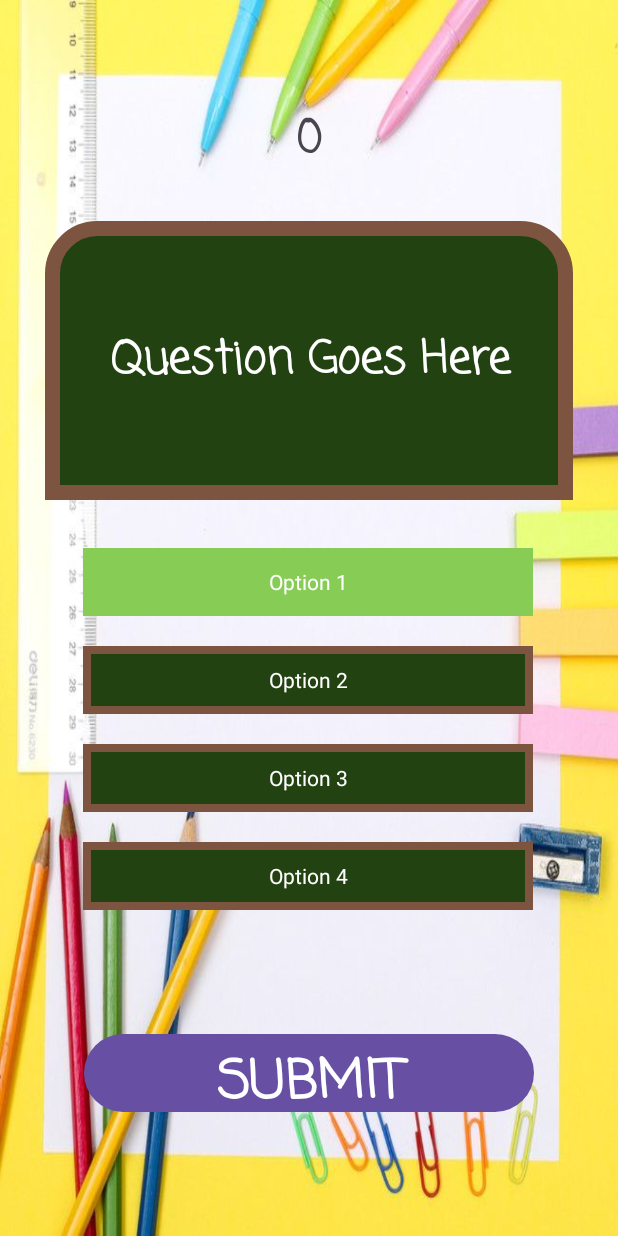
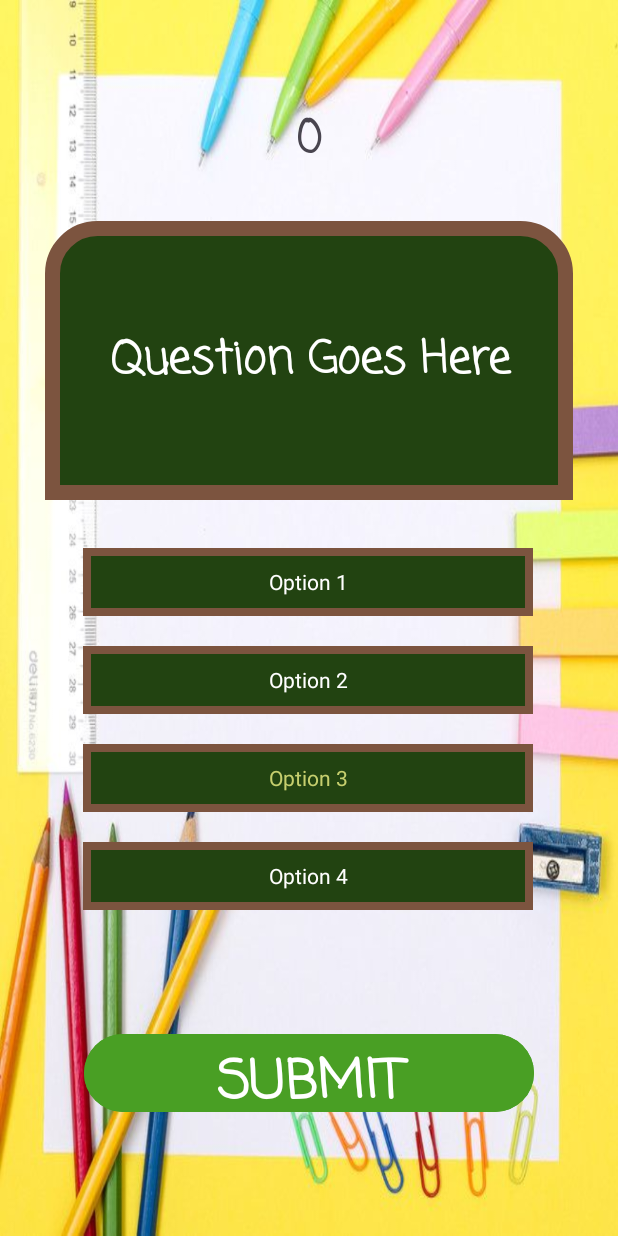
Before and after one commit to Jennifer-10982/TriviaQuestion, an Android app: the Questionnaire_Page screen opened directly, with no data from a screen before it, after a tap on "Option 3", on a phone screen of 412 x 824 dp. Run offline under Robolectric (Android 15) with nearby library versions, the phone set to English and light mode, and no system bars; our stand-ins replace Volley; network calls fail; 4 statements that could not run were skipped; 2 other taps on this screen came first.

Commit message:
Commit: The counter, loading question until a certain point finished. Need to load it into database

```diff
--- a/app/src/main/java/algonquin/cst2335/triviaquestion/Questionnaire_Page.java
+++ b/app/src/main/java/algonquin/cst2335/triviaquestion/Questionnaire_Page.java
@@ -4,6 +4,7 @@ import androidx.appcompat.app.AlertDialog;
 import androidx.appcompat.app.AppCompatActivity;
 import androidx.lifecycle.ViewModelProvider;
 
+import android.annotation.SuppressLint;
 import android.content.Intent;
 import android.graphics.Color;
 import android.os.Bundle;
@@ -15,6 +16,7 @@ import android.widget.Toast;
 
 import com.android.volley.Request;
 import com.android.volley.RequestQueue;
+import com.android.volley.toolbox.JsonArrayRequest;
 import com.android.volley.toolbox.JsonObjectRequest;
 import com.android.volley.toolbox.Volley;
 
@@ -47,8 +49,9 @@ public class Questionnaire_Page extends AppCompatActivity implements View.OnClic
 //    private ActivityQuestionnairePageBinding binding;
 
     int number;
-    int i;
+    int i = 0;
 
+    String stringURL;
     String question;
     String correct_answer;
 
@@ -69,7 +72,7 @@ public class Questionnaire_Page extends AppCompatActivity implements View.OnClic
         setContentView(variableBinding.getRoot());
 
         number = convertCategoryToNumber();
-        String stringURL ="";
+//        String stringURL ="";
         /*---------------Start of loading Data into Page----------------------------*/
             try {
                 stringURL = new StringBuilder()
@@ -79,56 +82,11 @@ public class Questionnaire_Page extends AppCompatActivity implements View.OnClic
                         .append("&appid=7e943c97096a9784391a981c4d878b22").toString();
             } catch(UnsupportedEncodingException e){e.printStackTrace();}
 
-//         for (i = 0; i <= 10; i++){
-            /*Using JsonObjectRequest to retrieve JSON data from stringURL using Volley*/
-            JsonObjectRequest request = new JsonObjectRequest(Request.Method.GET, stringURL, null,
-                    (response) -> {
-                        try{
-                            /*Using to retrieve the results from the database*/
-                            JSONArray resultsArray = response.getJSONArray("results");
-
-                            /*Use to retrieve a question object from the database*/
-                            JSONObject questionObject = resultsArray.getJSONObject(0);
-
-                            question = questionObject.getString("question");
-                            correct_answer = questionObject.getString("correct_answer");
-                            JSONArray incorrectAnsArray = questionObject.getJSONArray("incorrect_answers");
-
-                            /*Converting the JsonArray incorrectAnsArray into a List
-                             * Reference: https://www.javatpoint.com/how-to-convert-json-array-to-arraylist-in-java
-                             * */
-                            List<String> incorrectAnswers = new ArrayList<>();
-                            if(incorrectAnsArray!=null){
-                                for (int i = 0; i < incorrectAnsArray.length(); i++){
-                                    incorrectAnswers.add(incorrectAnsArray.getString(i));
-                                }
-                            }
-
-                            /*Creating a list of all possible answers including incorrect and correct answers
-                             * Reference: https://www.baeldung.com/java-copy-list-to-another
-                             * */
-                            List<String> answers = new ArrayList<>(incorrectAnswers);
-                            answers.add(correct_answer);
-
-                            /*Shuffling the list called answers*/
-                            Collections.shuffle(answers);
-
-                            runOnUiThread(()->{
-                                /*Setting the objects from JSON to the buttons*/
-                                variableBinding.quiz.setText(question);
-                                /*Setting the text per option with the values in the array list that have been randomized*/
-                                variableBinding.option1.setText(answers.get(0));
-                                variableBinding.option2.setText(answers.get(1));
-                                variableBinding.option3.setText(answers.get(2));
-                                variableBinding.option4.setText(answers.get(3));
-                            });
-
-                        }catch(JSONException e){e.printStackTrace();}
-                    },
-                    (error )-> {});
-            /*Adding HTTP request called request to the Volley request queue*/
-            queue.add(request);
-       // }
+            JsonObjectRequest request;
+            int prev_Value=-1;
+            /*Retrieving the values until*/
+        request = loadPage(stringURL);
+        queue.add(request);
         /*---------------End of Loading Data into Page---------------------------------*/
 
         option1 = variableBinding.option1;
@@ -148,7 +106,6 @@ public class Questionnaire_Page extends AppCompatActivity implements View.OnClic
          * A message is display to notify whether the answer is correct or not.*/
         variableBinding.submit.setOnClickListener(clk ->{
             checker();
-//            i++;
         });
     }
 
@@ -171,32 +128,122 @@ public class Questionnaire_Page extends AppCompatActivity implements View.OnClic
 
         /*Checks whether the user's choice was right or wrong*/
     public void checker(){
+      if(i>=1)
+          return;
         if (answer.equals(correct_answer)){
             counter = counter + 30;
+            i++;
+           JsonObjectRequest request = loadPage(stringURL);
+            queue.add(request);
             /*Converting the integer into a String*/
             variableBinding.points.setText(Integer.toString(counter));
             Toast.makeText(this, "Correct!", Toast.LENGTH_SHORT).show();
         }else{
+            JsonObjectRequest request = loadPage(stringURL);
+            queue.add(request);
             counter = counter - 10;
             variableBinding.points.setText(Integer.toString(counter));
             Toast.makeText(this, "Incorrect", Toast.LENGTH_SHORT).show();
         }
     };
 
-    /*Method use to store the selected choice*/
     @Override
     public void onClick(View v) {
         if(v.getId() == R.id.option_1){
             answer = variableBinding.option1.getText().toString();
-            variableBinding.option1.setBackgroundColor(Color.parseColor("#86cc55"));
+            changeColor(1);
         } else if (v.getId() == R.id.option_2) {
             answer = variableBinding.option2.getText().toString();
-            variableBinding.option1.setBackgroundColor(Color.parseColor("#86cc55"));
+            changeColor(2);
         } else if (v.getId() == R.id.option_3) {
             answer = variableBinding.option3.getText().toString();
-            variableBinding.option1.setBackgroundColor(Color.parseColor("#86cc55"));
-        } else
+            changeColor(3);
+        } else {
             answer = variableBinding.option4.getText().toString();
-        variableBinding.option1.setBackgroundColor(Color.parseColor("#86cc55"));
+            changeColor(4);
+        }
     }
+
+    public void changeColor(int option){
+        switch(option){
+            case 1:
+                variableBinding.option1.setTextColor(Color.parseColor("#FFC6CF6E"));
+                variableBinding.option2.setTextColor(Color.parseColor("#FFFFFFFF"));
+                variableBinding.option3.setTextColor(Color.parseColor("#FFFFFFFF"));
+                variableBinding.option4.setTextColor(Color.parseColor("#FFFFFFFF"));
+                break;
+
+            case 2:
+                variableBinding.option1.setTextColor(Color.parseColor("#FFFFFFFF"));
+                variableBinding.option2.setTextColor(Color.parseColor("#FFC6CF6E"));
+                variableBinding.option3.setTextColor(Color.parseColor("#FFFFFFFF"));
+                variableBinding.option4.setTextColor(Color.parseColor("#FFFFFFFF"));
+                break;
+
+            case 3:
+                variableBinding.option1.setTextColor(Color.parseColor("#FFFFFFFF"));
+                variableBinding.option2.setTextColor(Color.parseColor("#FFFFFFFF"));
+                variableBinding.option3.setTextColor(Color.parseColor("#FFC6CF6E"));
+                variableBinding.option4.setTextColor(Color.parseColor("#FFFFFFFF"));
+                break;
+
+            case 4:
+                variableBinding.option1.setTextColor(Color.parseColor("#FFFFFFFF"));
+                variableBinding.option2.setTextColor(Color.parseColor("#FFFFFFFF"));
+                variableBinding.option3.setTextColor(Color.parseColor("#FFFFFFFF"));
+                variableBinding.option4.setTextColor(Color.parseColor("#FFC6CF6E"));
+                break;
+        }
+
+
+    }
+
+    public JsonObjectRequest loadPage(String stringURL){
+        return new JsonObjectRequest(Request.Method.GET, stringURL, null,
+                (response) -> {
+                    try{
+                        JSONArray result = new JSONArray();
+                        /*Using to retrieve the results from the database*/
+                        JSONArray resultsArray = response.getJSONArray("results");
+
+                        /*Use to retrieve a question object from the database*/
+                        JSONObject questionObject = resultsArray.getJSONObject(0);
+
+                        question = questionObject.getString("question");
+                        correct_answer = questionObject.getString("correct_answer");
+                        JSONArray incorrectAnsArray = questionObject.getJSONArray("incorrect_answers");
+
+                        /*Converting the JsonArray incorrectAnsArray into a List
+                         * Reference: https://www.javatpoint.com/how-to-convert-json-array-to-arraylist-in-java
+                         * */
+                        List<String> incorrectAnswers = new ArrayList<>();
+                        if(incorrectAnsArray!=null){
+                            for (int i = 0; i < incorrectAnsArray.length(); i++){
+                                incorrectAnswers.add(incorrectAnsArray.getString(i));
+                            }
+                        }
+
+                        /*Creating a list of all possible answers including incorrect and correct answers
+                         * Reference: https://www.baeldung.com/java-copy-list-to-another
+                         * */
+                        List<String> answers = new ArrayList<>(incorrectAnswers);
+                        answers.add(correct_answer);
+
+                        /*Shuffling the list called answers*/
+                        Collections.shuffle(answers);
+
+                        runOnUiThread(()->{
+                            /*Setting the objects from JSON to the buttons*/
+                            variableBinding.quiz.setText(question);
+                            /*Setting the text per option with the values in the array list that have been randomized*/
+                            variableBinding.option1.setText(answers.get(0));
+                            variableBinding.option2.setText(answers.get(1));
+                            variableBinding.option3.setText(answers.get(2));
+                            variableBinding.option4.setText(answers.get(3));
+                        });
+
+                    }catch(JSONException e){e.printStackTrace();}
+                },
+                (error )-> {});
+    };
 };
--- a/app/src/main/res/layout/activity_questionnaire_page.xml
+++ b/app/src/main/res/layout/activity_questionnaire_page.xml
@@ -28,6 +28,7 @@
         android:text="@string/submit"
         android:textSize="35dp"
         android:textStyle="bold"
+
         app:layout_constraintBottom_toBottomOf="parent"
         app:layout_constraintEnd_toEndOf="parent"
         app:layout_constraintStart_toStartOf="parent"
--- a/app/src/main/res/layout/list_item.xml
+++ b/app/src/main/res/layout/list_item.xml
@@ -102,6 +102,7 @@
         android:text="@string/submit"
         android:textSize="35dp"
         android:textStyle="bold"
+        android:backgroundTint="@color/blue"
         app:layout_constraintBottom_toBottomOf="parent"
         app:layout_constraintEnd_toEndOf="parent"
         app:layout_constraintStart_toStartOf="parent"
--- a/app/src/main/res/values/colors.xml
+++ b/app/src/main/res/values/colors.xml
@@ -2,4 +2,6 @@
 <resources>
     <color name="black">#FF000000</color>
     <color name="white">#FFFFFFFF</color>
+    <color name="yellow">#FFC6CF6E</color>
+    <color name="blue">#499F24</color>
 </resources>
```
